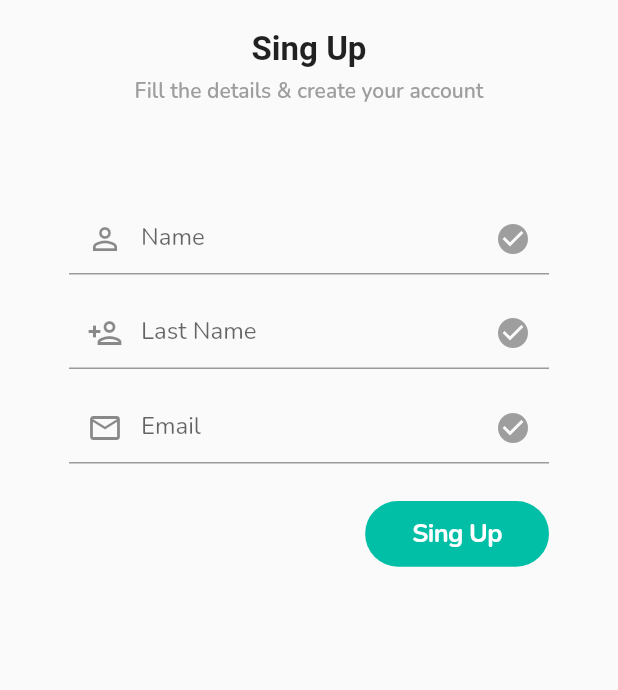
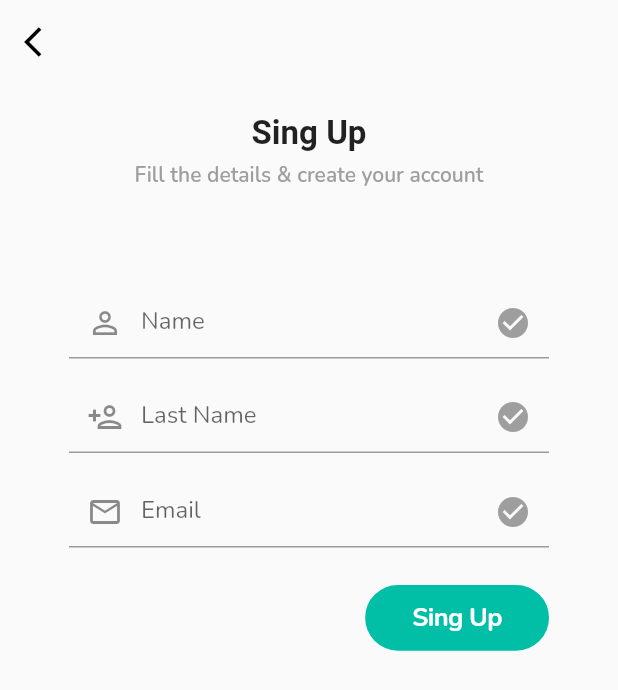
Before and after one commit to IsmaelGarciaP/flutter_intermedio_app, a Flutter app: the RegisterPage screen opened by its route, on a phone screen of 412 x 824 dp. Shown: the top 690 px of the screen. Run offline on Flutter 3.47's test engine with Material 2 defaults, Android fonts, the phone set to English and light mode, and no system bars; our stand-ins replace dots_indicator, flutter_svg, google_fonts.

Commit message:
register3 commit

```diff
--- a/lib/src/data/models/user.dart
+++ b/lib/src/data/models/user.dart
@@ -1,6 +1,6 @@
 class User{
-  final String id,email,name,lastname;
-  final DateTime birthday;
+  final String? id,email,name,lastname;
+  final DateTime? birthday;
 
   User({required this.id, required this.email, required this.name, required this.lastname, required this.birthday});
 }
--- a/lib/src/data/providers/authentication_provider.dart
+++ b/lib/src/data/providers/authentication_provider.dart
@@ -15,4 +15,9 @@ class AuthenticationProvider {
     }
     return null;
   }
+
+  Future<bool> register(User user) async {
+    await Future.delayed(const Duration(seconds: 3));
+    return true;
+  }
 }
--- a/lib/src/data/repositories_imaplematation/authentication_repository.dart
+++ b/lib/src/data/repositories_imaplematation/authentication_repository_impl.dart
@@ -14,7 +14,7 @@ class AuthenticationRepositoryImpl implements AuthenticationRepository {
 
   @override
   Future<bool>? register(User user) {
-    return null;
+    return _authenticationAIP.register(user);
   }
 
   @override
--- a/lib/src/pages/login/login_controller.dart
+++ b/lib/src/pages/login/login_controller.dart
@@ -1,7 +1,7 @@
 import 'package:flutter/cupertino.dart';
 import 'package:flutter_intermedio_app/src/data/providers/authentication_provider.dart';
 import 'package:flutter_intermedio_app/src/data/repositories/authentication_repository.dart';
-import 'package:flutter_intermedio_app/src/data/repositories_imaplematation/authentication_repository.dart';
+import 'package:flutter_intermedio_app/src/data/repositories_imaplematation/authentication_repository_impl.dart';
 
 import '../../data/models/user.dart';
 
--- a/lib/src/pages/register/register_page.dart
+++ b/lib/src/pages/register/register_page.dart
@@ -16,6 +16,15 @@ class RegisterPage extends StatelessWidget {
           final padding = data.padding;
           final Size size = data.size;
           return Scaffold(
+            appBar: AppBar(
+              backgroundColor: Colors.transparent,
+              elevation: 0,
+              leading: IconButton(
+                icon: const Icon(Icons.arrow_back_ios),
+                color: Colors.black,
+                onPressed: () => Navigator.pop(context),
+              ),
+            ),
             body: SafeArea(
               child: GestureDetector(
                 onTap: () => FocusScope.of(context).unfocus(),
--- a/lib/src/utils/dialogs.dart
+++ b/lib/src/utils/dialogs.dart
@@ -1,6 +1,33 @@
 import 'package:flutter/material.dart';
 
-class ProgressDialog {
+abstract class Dialogs {
+  static Future<void> alert(
+    BuildContext context, {
+    String? titele,
+    String? description,
+    String okText = "OK",
+    bool dissmisible = true,
+  }) async {
+    return showDialog(
+      context: context,
+      builder: (_) => WillPopScope(
+        onWillPop: () async => dissmisible,
+        child: AlertDialog(
+          title: titele != null ? Text(titele) : null,
+          content: description != null ? Text(description) : null,
+          actions: [
+            TextButton(
+              onPressed: () => Navigator.pop(context),
+              child: Text(okText),
+            ),
+          ],
+        ),
+      ),
+    );
+  }
+}
+
+abstract class ProgressDialog {
   static Future<void> show(BuildContext context) {
     return showDialog(
       context: context,
```
Also changed, not shown: lib/src/pages/register/Widgets/register_form.dart (+12 -22 lines), lib/src/pages/register/register_controller.dart (+7 -2 lines).
